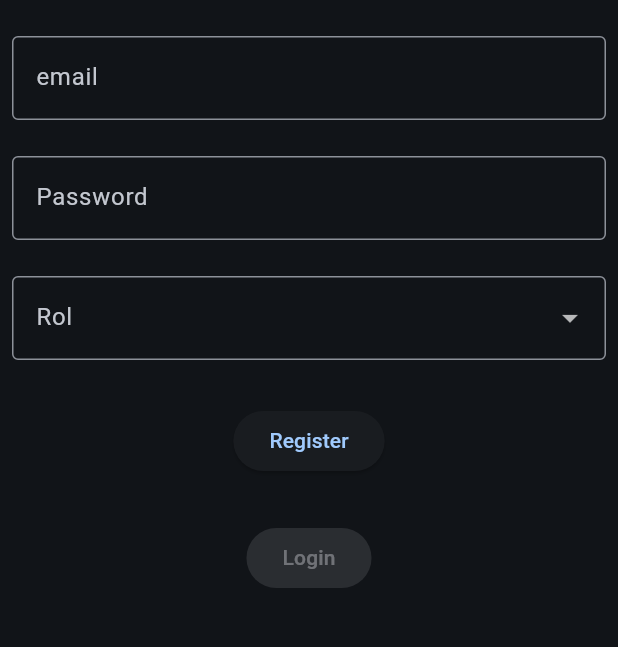
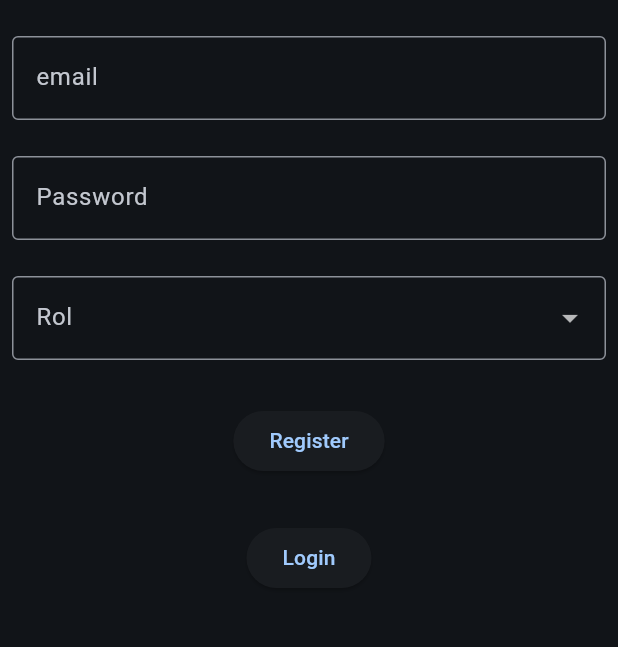
Before and after one commit to EndoRodrigo/final-app, a Flutter app: the screen it shows after launch, on a phone screen of 412 x 824 dp, the part 282-929 px from its top. Run offline on Flutter 3.47's test engine with Material 3 defaults, Android fonts, the phone set to English and light mode, and no system bars; our stand-ins replace cloud_firestore, firebase_auth, firebase_core, flutter_screenutil, get; accounts and stored records are empty; generated files the repository leaves out were written again.

Commit message:
Fix: se ajusta el redirecionamiento del formularoio de register

```diff
--- a/lib/ui/core/view/register_wiew.dart
+++ b/lib/ui/core/view/register_wiew.dart
@@ -44,7 +44,7 @@ class RegisterWiew extends StatelessWidget {
             SizedBox(height: 30),
             ElevatedButton(onPressed: () => controller.register(), child: Text('Register')),
             SizedBox(height: 30),
-            ElevatedButton(onPressed: null, child: Text('Login')),
+            ElevatedButton(onPressed: () => Get.toNamed(AppRoutes.LOGIN), child: Text('Login')),
           ],
         ),
       ),
```
